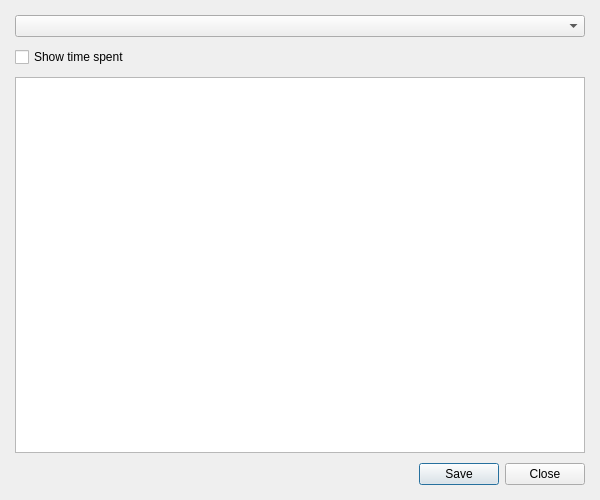
Qt form res/summary.ui (flowkeeper-org/fk-desktop) before a commit.
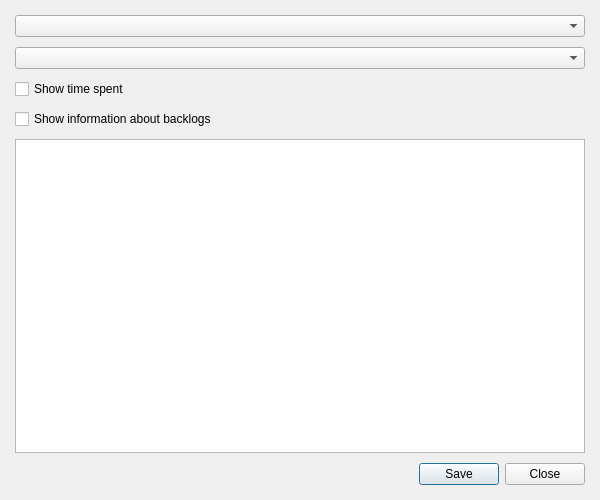
The same form after that commit.

Commit message: Summary settings are now saved

```diff
--- a/res/summary.ui
+++ b/res/summary.ui
@@ -49,6 +49,9 @@
      <item>
       <widget class="QComboBox" name="format"/>
      </item>
+     <item>
+      <widget class="QComboBox" name="period"/>
+     </item>
      <item>
       <widget class="QCheckBox" name="view_time_spent">
        <property name="text">
@@ -56,6 +59,13 @@
        </property>
       </widget>
      </item>
+     <item>
+      <widget class="QCheckBox" name="view_backlogs">
+       <property name="text">
+        <string>Show information about backlogs</string>
+       </property>
+      </widget>
+     </item>
      <item>
       <widget class="QTextEdit" name="work_summary_results"/>
      </item>
```
The commit also changes 3 other files.
